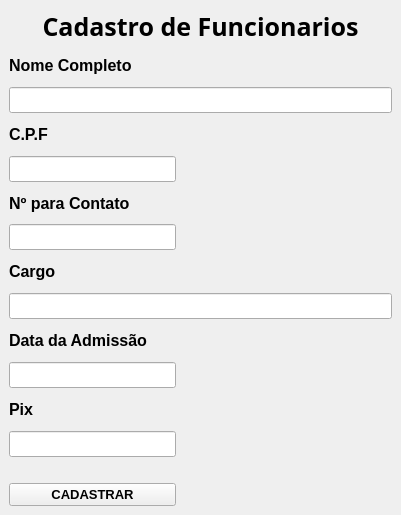
Qt form src/views/cadastro.ui (MarcosSerra1/SISTEMA-DE-GERENCIAMENTO) before a commit.
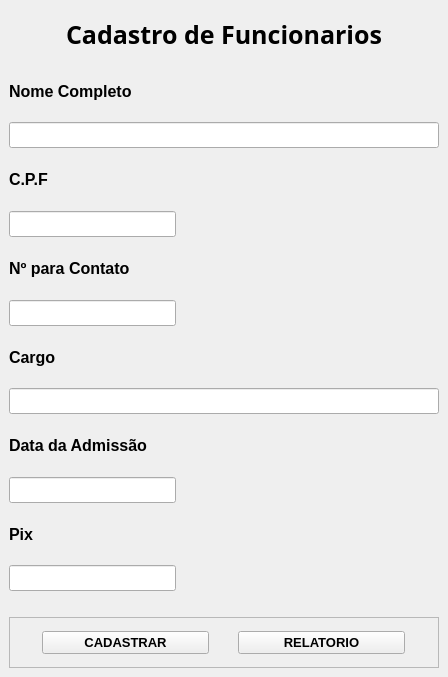
The same form after that commit.

Patch:
```diff
--- a/src/views/cadastro.ui
+++ b/src/views/cadastro.ui
@@ -6,8 +6,8 @@
    <rect>
     <x>0</x>
     <y>0</y>
-    <width>401</width>
-    <height>515</height>
+    <width>448</width>
+    <height>677</height>
    </rect>
   </property>
   <property name="windowTitle">
@@ -233,6 +233,15 @@
      </spacer>
     </item>
     <item>
+     <widget class="QFrame" name="frame">
+      <property name="frameShape">
+       <enum>QFrame::StyledPanel</enum>
+      </property>
+      <property name="frameShadow">
+       <enum>QFrame::Raised</enum>
+      </property>
+      <layout class="QHBoxLayout" name="horizontalLayout">
+       <item>
      <widget class="QPushButton" name="pushButton_Cadastrar">
       <property name="sizePolicy">
        <sizepolicy hsizetype="Minimum" vsizetype="Fixed">
@@ -248,6 +257,7 @@
       </property>
       <property name="font">
        <font>
+           <family>Arial</family>
         <pointsize>10</pointsize>
         <weight>75</weight>
         <bold>true</bold>
@@ -263,6 +273,30 @@
         <height>16</height>
        </size>
       </property>
+        </widget>
+       </item>
+       <item>
+        <widget class="QPushButton" name="pushButton">
+         <property name="maximumSize">
+          <size>
+           <width>167</width>
+           <height>16777215</height>
+          </size>
+         </property>
+         <property name="font">
+          <font>
+           <family>Arial</family>
+           <pointsize>10</pointsize>
+           <weight>75</weight>
+           <bold>true</bold>
+          </font>
+         </property>
+         <property name="text">
+          <string>RELATORIO</string>
+         </property>
+        </widget>
+       </item>
+      </layout>
      </widget>
     </item>
    </layout>
```
Lines whose indentation alone changed are shown as unchanged.
